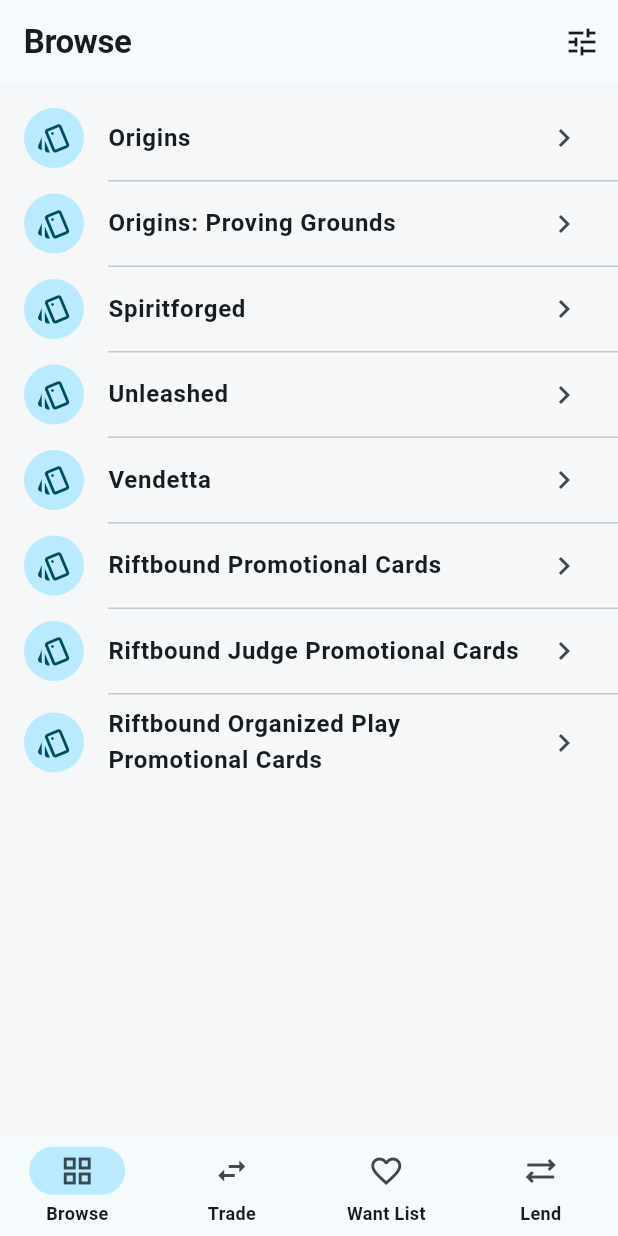
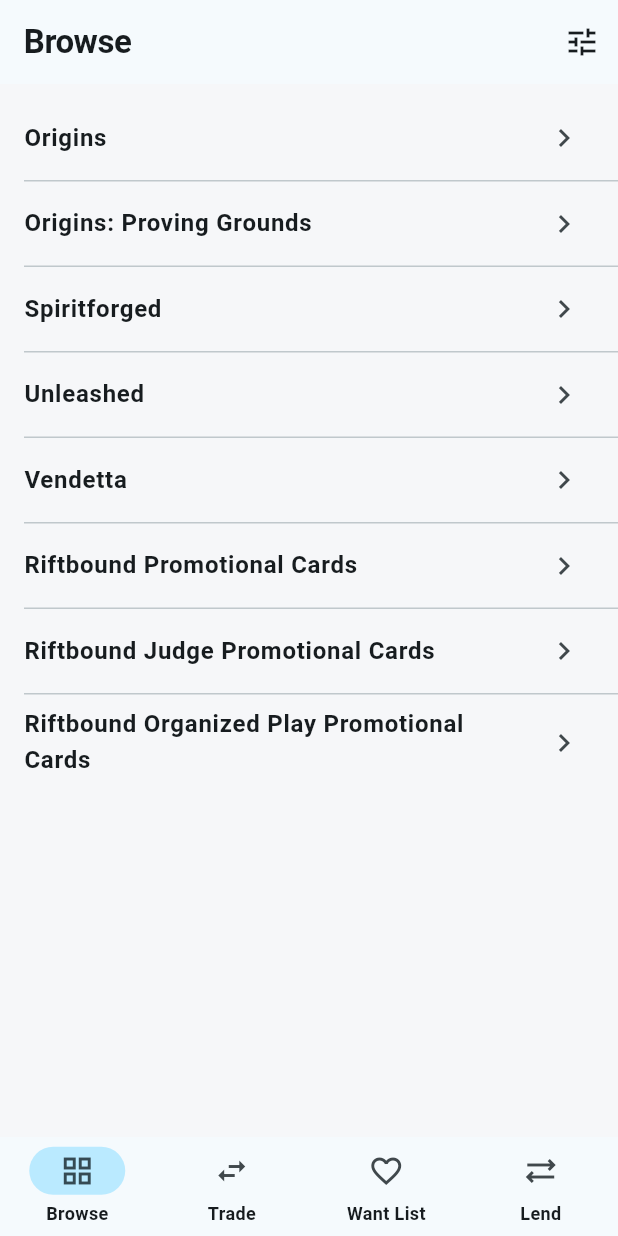
Before and after one commit to MXTradeApps/rifttrades, a Flutter app: the screen it shows after launch, on a phone screen of 412 x 824 dp. Run offline on Flutter 3.47's test engine with Material 3 defaults, Android fonts, the phone set to English and light mode, and no system bars; our stand-ins replace cached_network_image, camera, fl_chart, flutter_riverpod, shared_preferences, supabase_flutter; missing offline and left inert: google_mlkit_text_recognition; accounts and stored records are empty.

Commit message:
feat(browse): remove leading set icon from the set list
Co-authored-by: Cursor <cursoragent@cursor.com>

```diff
--- a/app/lib/features/search/search_screen.dart
+++ b/app/lib/features/search/search_screen.dart
@@ -17,7 +17,6 @@ class BrowseScreen extends ConsumerWidget {
   @override
   Widget build(BuildContext context, WidgetRef ref) {
     final sets = CardRepository.setNames;
-    final scheme = Theme.of(context).colorScheme;
     // Watching the catalog here preloads it as soon as the app opens, so
     // tapping into a set later is instant.
     final counts = ref.watch(catalogProvider).maybeWhen(
@@ -40,16 +39,11 @@ class BrowseScreen extends ConsumerWidget {
       body: ListView.separated(
         padding: const EdgeInsets.symmetric(vertical: 8),
         itemCount: sets.length,
-        separatorBuilder: (_, _) => const Divider(height: 1, indent: 72),
+        separatorBuilder: (_, _) => const Divider(height: 1, indent: 16),
         itemBuilder: (context, i) {
           final set = sets[i];
           final count = counts[set];
           return ListTile(
-            leading: CircleAvatar(
-              backgroundColor: scheme.primaryContainer,
-              child: Icon(Icons.style_outlined,
-                  color: scheme.onPrimaryContainer),
-            ),
             title: Text(set,
                 style: const TextStyle(fontWeight: FontWeight.w600)),
             subtitle: count == null ? null : Text('$count cards'),
```
